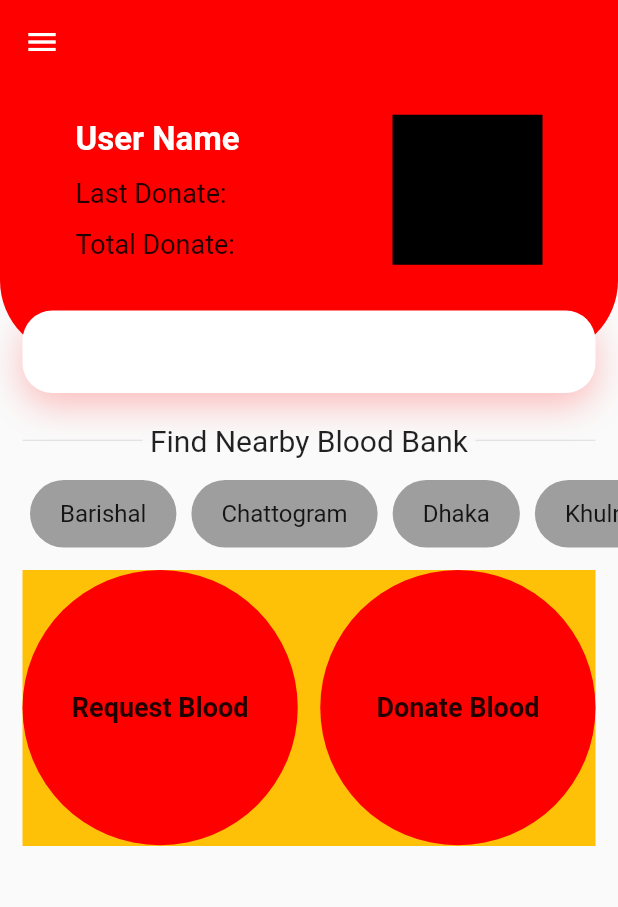
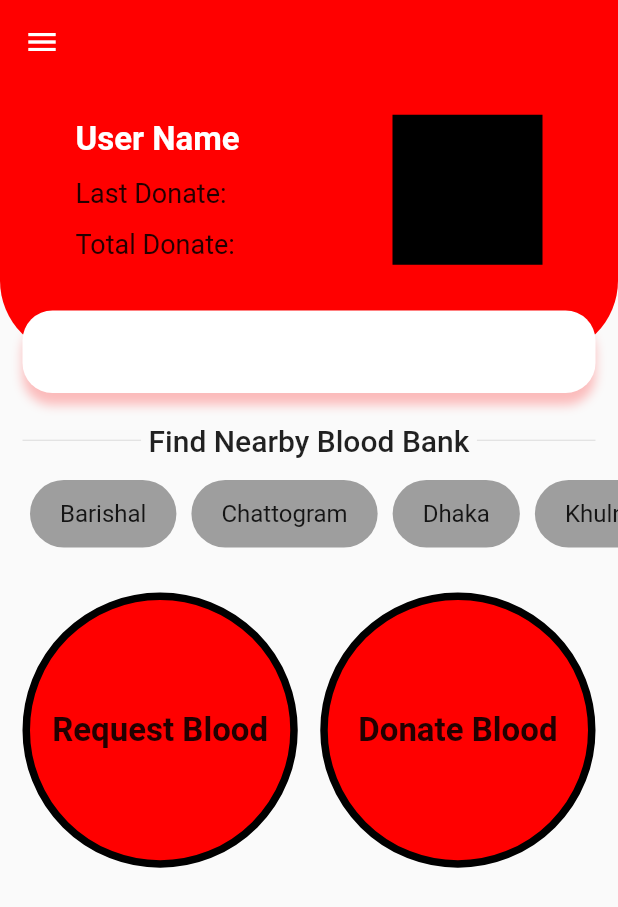
Before and after one commit to fahim1zero/blood_donation_app, a Flutter app: the screen it shows after launch, on a phone screen of 412 x 824 dp. Shown: the top 907 px of the screen. Run offline on Flutter 3.47's test engine with Material 2 defaults, Android fonts, the phone set to English and light mode, and no system bars; our stand-ins replace fluttertoast.

Commit message:
change code

```diff
--- a/lib/home_page.dart
+++ b/lib/home_page.dart
@@ -1,8 +1,9 @@
 //
-// ignore_for_file: prefer_const_constructors, sized_box_for_whitespace, prefer_const_literals_to_create_immutables, avoid_unnecessary_containers, unrelated_type_equality_checks, unused_import, deprecated_member_use
+// ignore_for_file: prefer_const_constructors, sized_box_for_whitespace, prefer_const_literals_to_create_immutables, avoid_unnecessary_containers, unrelated_type_equality_checks, unused_import, deprecated_member_use, unused_field, prefer_final_fields, non_constant_identifier_names
 
 import 'package:blood_donation_app/components.dart';
 import 'package:blood_donation_app/requestForm.dart';
+import 'package:blood_donation_app/selfDonationForm.dart';
 import 'package:flutter/material.dart';
 
 class HomePage extends StatefulWidget {
@@ -14,6 +15,14 @@ class HomePage extends StatefulWidget {
 
 class _HomePageState extends State<HomePage> {
   late Size sSize = MediaQuery.of(context).size;
+
+  final List<PageRoute> _pageRoute = <PageRoute>[
+    MaterialPageRoute(builder: (context) => BloodRequestForm()),
+    MaterialPageRoute(builder: (context) => SelfDonateForm()),
+  ];
+
+  int _donationCounter = 1;
+  int _lastDonate = 0;
 
   var scaffoldKey = GlobalKey<ScaffoldState>();
   final List<String> bloodType = <String>[
@@ -124,7 +133,7 @@ class _HomePageState extends State<HomePage> {
                       boxShadow: [
                         BoxShadow(
                           offset: Offset(0, 8),
-                          blurRadius: 20,
+                          blurRadius: 5,
                           color: lPrimaryColor.withOpacity(0.25),
                         ),
                       ],
@@ -145,6 +154,7 @@ class _HomePageState extends State<HomePage> {
                   'Find Nearby Blood Bank',
                   style: TextStyle(
                     fontSize: 20,
+                    fontWeight: FontWeight.w500,
                   ),
                 ),
                 SizedBox(width: 5),
@@ -204,6 +214,7 @@ class _HomePageState extends State<HomePage> {
           //     ],
           //   ),
           // ),
+          SizedBox(height: 15),
           Padding(
             padding: EdgeInsets.symmetric(
               horizontal: kDefaultPadding,
@@ -211,7 +222,7 @@ class _HomePageState extends State<HomePage> {
             ),
             child: Container(
               height: sSize.width / 2 - 22,
-              color: Colors.amber,
+              // color: Colors.amber,
               child: GridView.builder(
                 gridDelegate: SliverGridDelegateWithFixedCrossAxisCount(
                   crossAxisSpacing: 15,
@@ -222,19 +233,31 @@ class _HomePageState extends State<HomePage> {
                 // scrollDirection: Axis.horizontal,
                 itemBuilder: (BuildContext context, int index) {
                   return GestureDetector(
-                    onTap: () {},
+                    onTap: () {
+                      Navigator.push(
+                        context,
+                        _pageRoute[index],
+                      );
+                    },
                     child: Container(
                       // height: 100, width: 100,
                       decoration: BoxDecoration(
                         color: lPrimaryColor,
-                        borderRadius: BorderRadius.circular(200),
+                        shape: BoxShape.circle,
+                        border: Border(
+                          bottom: BorderSide(width: 5),
+                          left: BorderSide(width: 5),
+                          right: BorderSide(width: 5),
+                          top: BorderSide(width: 5),
+                        ),
                       ),
                       child: Center(
                         child: Text(
                           bloodType[index],
                           style: TextStyle(
-                            fontSize: 18,
+                            fontSize: 22,
                             fontWeight: FontWeight.w600,
+                            // color: Colors.white,
                           ),
                         ),
                       ),
--- a/lib/main.dart
+++ b/lib/main.dart
@@ -1,7 +1,10 @@
-// ignore_for_file: prefer_const_constructors
+// ignore_for_file: prefer_const_constructors, unused_import
 
+import 'dart:ui';
 import 'package:blood_donation_app/components.dart';
 import 'package:blood_donation_app/home_page.dart';
+import 'package:blood_donation_app/requestForm.dart';
+import 'package:blood_donation_app/selfDonationForm.dart';
 import 'package:flutter/material.dart';
 
 void main() {
--- a/lib/selfDonationForm.dart
+++ b/lib/selfDonationForm.dart
@@ -32,7 +32,7 @@ class _SelfDonateFormState extends State<SelfDonateForm> {
   Widget build(BuildContext context) {
     return Scaffold(
       appBar: AppBar(
-        title: Text('Blood request form'),
+        title: Text('Self Donaation form'),
       ),
       body: SafeArea(
         child: Container(
@@ -63,8 +63,7 @@ class _SelfDonateFormState extends State<SelfDonateForm> {
             validator: (value) {
               if (value!.length >= 4) {
                 return null;
-              }
-              else {
+              } else {
                 return null;
               }
             },
```
Also changed, not shown: 1 other file.
